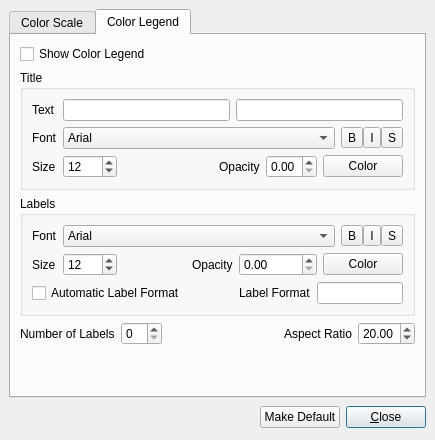
Above: Qt/Components/Resources/UI/pqColorScaleDialog.ui from wildmichael/ParaView3-enhancements-old before the change. Below: the same form after it.
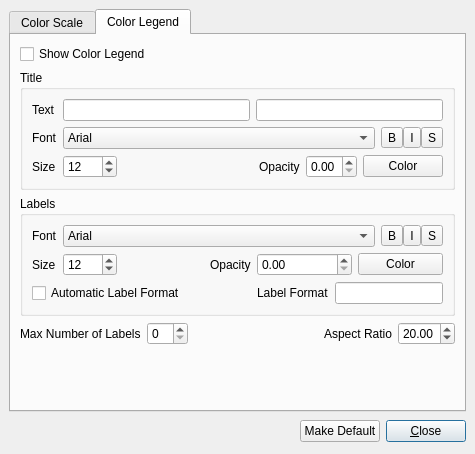
That is the form after the change. The open tabs and pages were chosen to show the change. Custom widgets are drawn as their Qt base class.

Commit message: STYLE: Changed 'Number of Labels' to 'Max Number of Labels' to better reflect what that option does.

```diff
--- a/Qt/Components/Resources/UI/pqColorScaleDialog.ui
+++ b/Qt/Components/Resources/UI/pqColorScaleDialog.ui
@@ -5,8 +5,8 @@
    <rect>
     <x>0</x>
     <y>0</y>
-    <width>399</width>
-    <height>440</height>
+    <width>475</width>
+    <height>454</height>
    </rect>
   </property>
   <property name="windowTitle" >
@@ -933,7 +933,7 @@
           </sizepolicy>
          </property>
          <property name="text" >
-          <string>Number of Labels</string>
+          <string>Max Number of Labels</string>
          </property>
         </widget>
        </item>
```
